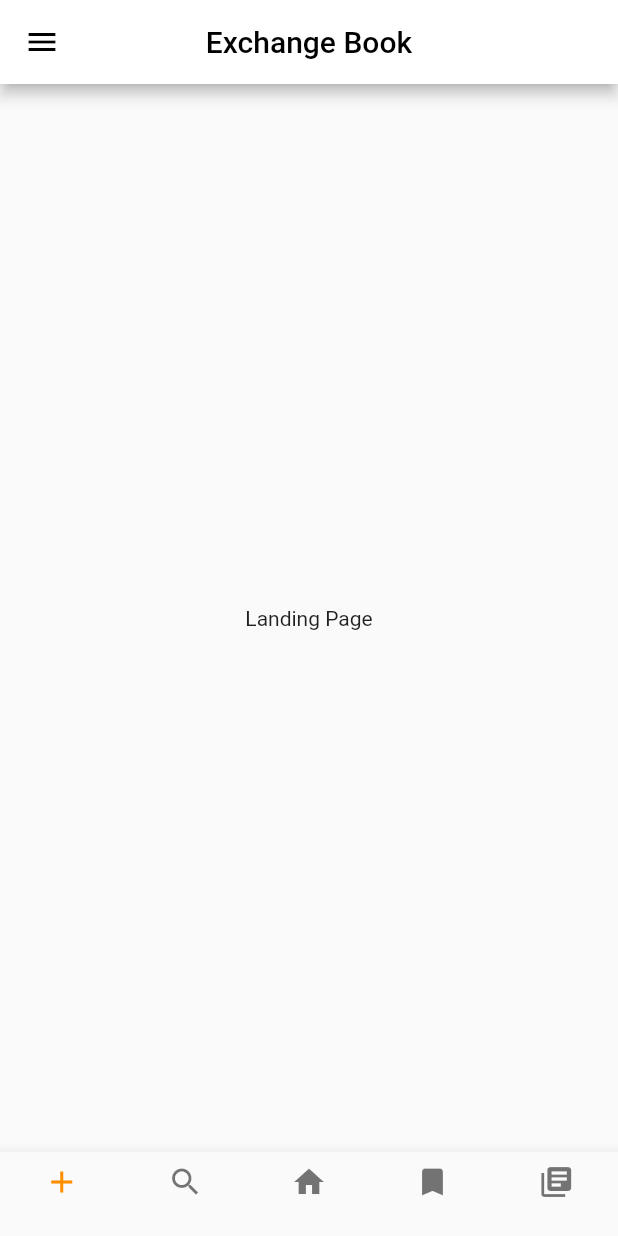
After one commit to takearest21/ExchangeBook, a Flutter app: the screen it shows after launch, after a tap on "Skip", on a phone screen of 412 x 824 dp. The commit adds this screen. Run offline on Flutter 3.47's test engine with Material 2 defaults, Android fonts, the phone set to English and light mode, and no system bars.

Commit message:
add new page

```diff
--- a/lib/main.dart
+++ b/lib/main.dart
@@ -2,6 +2,8 @@ import 'package:exchangeBook/pages/register_page.dart';
 import 'package:flutter/material.dart';
 import './pages/home_page.dart';
 import './pages/login_page.dart';
+import './pages/splash_page.dart';
+import './pages/landing_page.dart';
 void main() {
   runApp(MyApp());
 }
@@ -23,15 +25,13 @@ class MyApp extends StatelessWidget {
         // Notice that the counter didn't reset back to zero; the application
         // is not restarted.
         primarySwatch: Colors.blue,
-        // This makes the visual density adapt to the platform that you run
-        // the app on. For desktop platforms, the controls will be smaller and
-        // closer together (more dense) than on mobile platforms.
-        visualDensity: VisualDensity.adaptivePlatformDensity,
       ),
       home: HomePage(title:"Exchange Book App"),
       routes: {
         '/login': (BuildContext context) => LoginPage(),
         '/register': (BuildContext context) => RegisterPage(),
+        '/splash': (BuildContext context) => SplashPage(),
+        '/landing': (BuildContext context) => LandingPage(),
       },
     );
   }
--- a/lib/pages/home_page.dart
+++ b/lib/pages/home_page.dart
@@ -45,13 +45,23 @@ class _HomePageState extends State<HomePage> {
                 ),
               ),
               SizedBox(height: 25,),
-               FlatButton(
+              FlatButton(
                 onPressed: () {
                   /*...*/
                  Navigator.pushNamed(context, '/register');
                 },
                 child: Text(
                   "Register",
+                ),
+              ),
+              SizedBox(height: 25,),
+              FlatButton(
+                onPressed: () {
+                  /*...*/
+                 Navigator.pushNamed(context, '/landing');
+                },
+                child: Text(
+                  "Skip",
                 ),
               ),
             ],
--- /dev/null
+++ b/lib/pages/landing_page.dart
@@ -0,0 +1,93 @@
+import 'package:exchangeBook/pages/home_page.dart';
+import 'package:flutter/material.dart';
+
+class LandingPage extends StatefulWidget {
+  @override
+  _LandingPageState createState() => _LandingPageState();
+}
+
+class _LandingPageState extends State<LandingPage> {
+  int _selectedIndex = 0;
+  static const TextStyle optionStyle =
+      TextStyle(fontSize: 30, fontWeight: FontWeight.bold);
+  static const List<Widget> _widgetOptions = <Widget>[
+    Text(
+      'Index 0: Home',
+      style: optionStyle,
+    ),
+    Text(
+      'Index 1: Business',
+      style: optionStyle,
+    ),
+    Text(
+      'Index 2: School',
+      style: optionStyle,
+    ),
+  ];
+
+  void _onItemTapped(int index) {
+    setState(() {
+      _selectedIndex = index;
+    });
+  }
+
+  @override
+  Widget build(BuildContext context) {
+    return SafeArea(
+      child: Scaffold(
+        appBar: AppBar(
+          backgroundColor: Colors.white,
+          // Here we take the value from the MyHomePage object that was created by
+          // the App.build method, and use it to set our appbar title.
+          title: Text(
+            "Exchange Book",
+            style: TextStyle(color: Colors.black),
+          ),
+          centerTitle: true, // this is all you need
+          leading: IconButton(
+            icon: Icon(Icons.menu),
+            color: Colors.black,
+            onPressed: () {},
+          ),
+        ),
+        body: Center(
+          // Center is a layout widget. It takes a single child and positions it
+          // in the middle of the parent.
+          child: Column(
+            // horizontal).
+            mainAxisAlignment: MainAxisAlignment.center,
+            children: <Widget>[Text("Landing Page")],
+          ),
+        ),
+        bottomNavigationBar: BottomNavigationBar(
+          items: const <BottomNavigationBarItem>[
+            BottomNavigationBarItem(
+              icon: Icon(Icons.add),
+              title: Text(''),
+            ),
+            BottomNavigationBarItem(
+              icon: Icon(Icons.search),
+              title: Text(''),
+            ),
+            BottomNavigationBarItem(
+              icon: Icon(Icons.home),
+              title: Text(''),
+            ),
+            BottomNavigationBarItem(
+              icon: Icon(Icons.bookmark),
+              title: Text(''),
+            ),
+            BottomNavigationBarItem(
+              icon: Icon(Icons.library_books),
+              title: Text(''),
+            ),
+          ],
+          currentIndex: _selectedIndex,
+          selectedItemColor: Colors.amber[800],
+          onTap: _onItemTapped,
+          type: BottomNavigationBarType.fixed,
+        ),
+      ),
+    );
+  }
+}
--- /dev/null
+++ b/lib/pages/splash_page.dart
@@ -0,0 +1,28 @@
+import 'package:exchangeBook/pages/home_page.dart';
+import 'package:flutter/material.dart';
+
+class SplashPage extends StatefulWidget {
+  @override
+  _SplashPageState createState() => _SplashPageState();
+}
+
+class _SplashPageState extends State<SplashPage> {
+  @override
+  Widget build(BuildContext context) {
+    return SafeArea(
+      child: Scaffold(
+        body: Center(
+          // Center is a layout widget. It takes a single child and positions it
+          // in the middle of the parent.
+          child: Column(
+            // horizontal).
+            mainAxisAlignment: MainAxisAlignment.center,
+            children: <Widget>[
+              Text("Old Book?")
+            ],
+          ),
+        ),
+      ),
+    );
+  }
+}
```
Also changed, not shown: package-lock.json (added), pubspec.lock, 1 other file.
